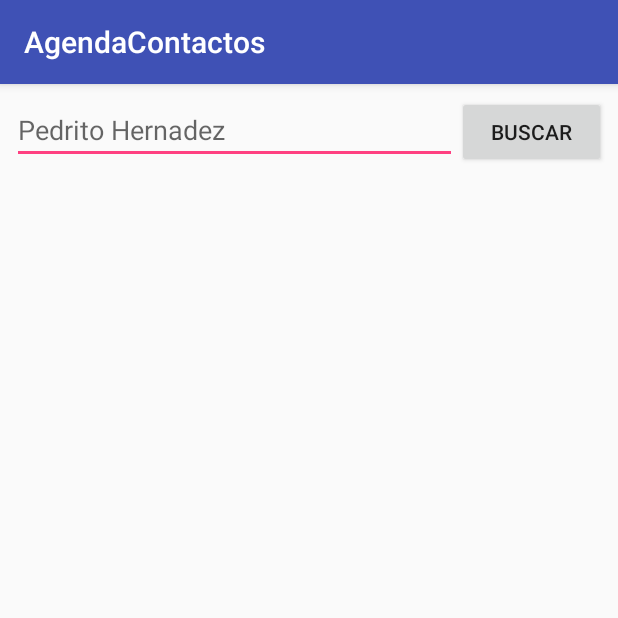
After one commit to MarleneBarahona/AgendaContactos, an Android app: the buscar_contacto screen opened directly, with no data from a screen before it, on a phone screen of 412 x 824 dp, the top half of it. The commit adds this screen. Run offline under Robolectric (Android 15) with nearby library versions, the phone set to English and light mode, and no system bars.

Commit message:
Agregados botones de agregar y buscar contacto.

```diff
--- /dev/null
+++ b/app/src/main/java/com/barahona/agendacontactos/buscar_contacto.java
@@ -0,0 +1,13 @@
+package com.barahona.agendacontactos;
+
+import android.support.v7.app.AppCompatActivity;
+import android.os.Bundle;
+
+public class buscar_contacto extends AppCompatActivity {
+
+    @Override
+    protected void onCreate(Bundle savedInstanceState) {
+        super.onCreate(savedInstanceState);
+        setContentView(R.layout.activity_buscar_contacto);
+    }
+}
--- /dev/null
+++ b/app/src/main/res/layout/activity_buscar_contacto.xml
@@ -0,0 +1,32 @@
+<?xml version="1.0" encoding="utf-8"?>
+<LinearLayout xmlns:android="http://schemas.android.com/apk/res/android"
+    xmlns:tools="http://schemas.android.com/tools"
+    android:orientation="vertical"
+    android:layout_width="match_parent"
+    android:layout_height="match_parent"
+    android:padding="8dp"
+    tools:context=".buscar_contacto">
+    <LinearLayout
+        android:layout_width="match_parent"
+        android:layout_height="wrap_content">
+        <EditText
+            android:layout_width="0dp"
+            android:layout_weight="3"
+            android:layout_height="wrap_content"
+            android:hint="Pedrito Hernadez"
+            tools:ignore="Suspicious0dp" />
+        <Button
+            android:layout_width="0dp"
+            android:layout_weight="1"
+            android:layout_height="wrap_content"
+            android:text="BUSCAR"/>
+    </LinearLayout>
+    <android.support.v7.widget.RecyclerView
+        android:scrollbars="vertical"
+        android:padding="8dp"
+        android:id="@+id/Recyclerview_id"
+        android:layout_width="match_parent"
+        android:layout_height="match_parent">
+    </android.support.v7.widget.RecyclerView>
+
+</LinearLayout>
```
Also changed, not shown: app/src/main/AndroidManifest.xml (+7 -3 lines), app/src/main/java/com/barahona/agendacontactos/MainActivity.java (+7 -29 lines), app/src/main/java/com/barahona/agendacontactos/RecyclerViewAdapter.java (+26 -9 lines), app/src/main/java/com/barahona/agendacontactos/add_Contact.java (added, +13 -0 lines), app/src/main/res/layout/activity_add__contact.xml (added, +37 -0 lines), app/src/main/res/layout/activity_agregar_contacto.xml (added, +36 -0 lines), app/src/main/res/layout/activity_main.xml (+12 -1 lines).
